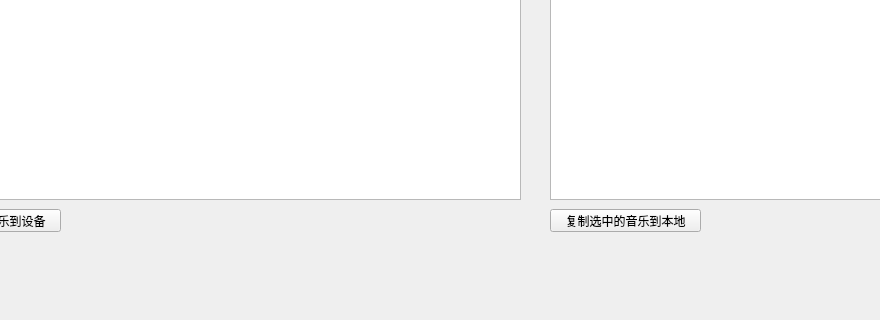
This is MusicSyncTool.ui in FunnyAWM/MusicSyncTool as Qt 5 draws it before an edit; both pictures show x 110 to 990 and y 521 to 841 of the 1290 by 841 pixel window. The edited form follows.
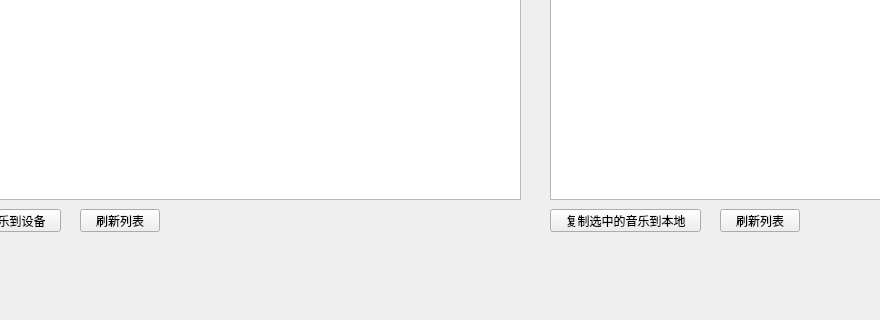
This is the edited form.

Commit message: Added duplicated music show and refresh button.

Diff of the .ui file:
```diff
--- a/MusicSyncTool.ui
+++ b/MusicSyncTool.ui
@@ -146,6 +146,32 @@
      <string>复制选中的音乐到本地</string>
     </property>
    </widget>
+   <widget class="QPushButton" name="refreshLocal">
+    <property name="geometry">
+     <rect>
+      <x>190</x>
+      <y>690</y>
+      <width>80</width>
+      <height>23</height>
+     </rect>
+    </property>
+    <property name="text">
+     <string>刷新列表</string>
+    </property>
+   </widget>
+   <widget class="QPushButton" name="refreshRemote">
+    <property name="geometry">
+     <rect>
+      <x>830</x>
+      <y>690</y>
+      <width>80</width>
+      <height>23</height>
+     </rect>
+    </property>
+    <property name="text">
+     <string>刷新列表</string>
+    </property>
+   </widget>
   </widget>
   <widget class="QMenuBar" name="menuBar">
    <property name="geometry">
```
Left out of the diff: 18 changed lines with no effect on the pictures. The commit also changes 7 other files.
